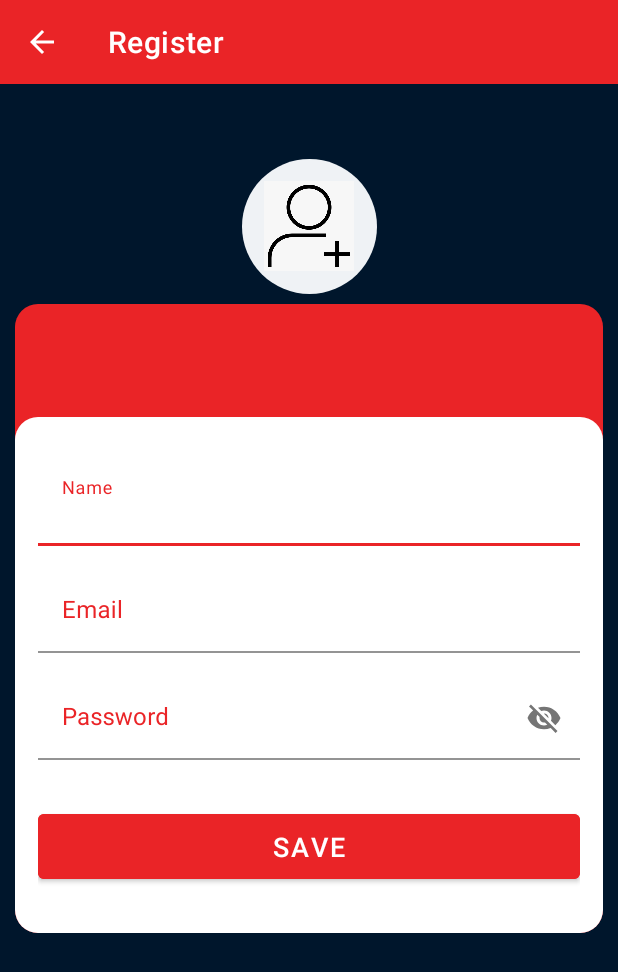
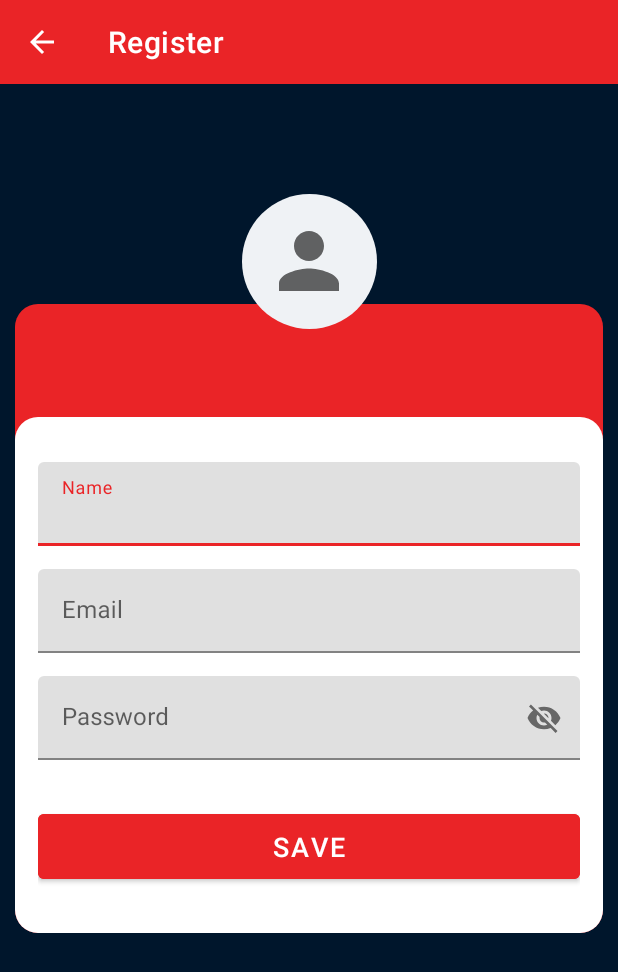
Before and after one commit to radwulf21/DesafioWebService, an Android app: the screen it shows after launch (RegisterActivity), after a tap on "Create account", on a phone screen of 412 x 824 dp. Shown: the top 972 px of the screen. Run offline under Robolectric (Android 15) with nearby library versions, the phone set to English and light mode, and no system bars; network calls fail; 2 other taps on this screen came first.

Commit message:
Subindo alterações aleatórias

```diff
--- a/app/src/main/java/com/example/desafiowebservice/ui/activities/SplashActivity.kt
+++ b/app/src/main/java/com/example/desafiowebservice/ui/activities/SplashActivity.kt
@@ -14,7 +14,7 @@ class SplashActivity : AppCompatActivity() {
         Handler().postDelayed({
             callLoginActivity()
             finish()
-        }, 3000)
+        }, 2000)
     }
 
     private fun callLoginActivity() {
--- a/app/src/main/java/com/example/desafiowebservice/ui/activities/home/HQAdapter.kt
+++ b/app/src/main/java/com/example/desafiowebservice/ui/activities/home/HQAdapter.kt
@@ -6,9 +6,9 @@ import android.view.ViewGroup
 import android.widget.ImageView
 import android.widget.TextView
 import androidx.recyclerview.widget.RecyclerView
+import com.bumptech.glide.Glide
 import com.example.desafiowebservice.R
 import com.example.desafiowebservice.domain.Result
-import com.squareup.picasso.Picasso
 
 class HQAdapter(var listener: OnClickHQListener, var context: HomeActivity) : RecyclerView.Adapter<HQAdapter.HQAdapterViewHolder>() {
     var listHQ = arrayListOf<Result>()
@@ -20,7 +20,8 @@ class HQAdapter(var listener: OnClickHQListener, var context: HomeActivity) : Re
 
     override fun onBindViewHolder(holder: HQAdapterViewHolder, position: Int) {
         val hq = listHQ[position]
-        Picasso.with(context).load("${hq.thumbnail?.path}.${hq.thumbnail?.extension}").into(holder.ivHQ)
+
+        Glide.with(holder.itemView).load("${hq.thumbnail?.path}.${hq.thumbnail?.extension}").into(holder.ivHQ)
         holder.tvNumHQ.text = hq.id.toString()
     }
 
--- a/app/src/main/java/com/example/desafiowebservice/ui/activities/home/HomeActivity.kt
+++ b/app/src/main/java/com/example/desafiowebservice/ui/activities/home/HomeActivity.kt
@@ -3,6 +3,7 @@ package com.example.desafiowebservice.ui.activities.home
 import android.content.Intent
 import androidx.appcompat.app.AppCompatActivity
 import android.os.Bundle
+import android.os.Handler
 import androidx.activity.viewModels
 import androidx.lifecycle.ViewModel
 import androidx.lifecycle.ViewModelProvider
@@ -10,6 +11,7 @@ import androidx.recyclerview.widget.GridLayoutManager
 import com.example.desafiowebservice.R
 import com.example.desafiowebservice.service.repository
 import com.example.desafiowebservice.ui.activities.DetailsHQActivity
+import dmax.dialog.SpotsDialog
 import kotlinx.android.synthetic.main.activity_home.*
 
 class HomeActivity : AppCompatActivity(), HQAdapter.OnClickHQListener {
--- a/app/src/main/java/com/example/desafiowebservice/ui/activities/home/HomeViewModel.kt
+++ b/app/src/main/java/com/example/desafiowebservice/ui/activities/home/HomeViewModel.kt
@@ -1,10 +1,12 @@
 package com.example.desafiowebservice.ui.activities.home
 
+import android.content.Context
 import androidx.lifecycle.MutableLiveData
 import androidx.lifecycle.ViewModel
 import androidx.lifecycle.viewModelScope
 import com.example.desafiowebservice.domain.HQ
 import com.example.desafiowebservice.service.Repository
+import dmax.dialog.SpotsDialog
 import kotlinx.coroutines.launch
 
 class HomeViewModel(val repository: Repository) : ViewModel() {
@@ -14,7 +16,7 @@ class HomeViewModel(val repository: Repository) : ViewModel() {
         viewModelScope.launch {
             val hq = repository.getHQ(
                 1,
-                30,
+                45,
                 "1",
                 "6eb7e8896ec5850c52515a8a23ee97f0",
                 "40a3aa568bb269dfad85ae0c4a297181"
--- /dev/null
+++ b/app/src/main/res/drawable/ic_person.xml
@@ -0,0 +1,10 @@
+<vector xmlns:android="http://schemas.android.com/apk/res/android"
+    android:width="24dp"
+    android:height="24dp"
+    android:viewportWidth="24"
+    android:viewportHeight="24"
+    android:tint="?attr/colorControlNormal">
+  <path
+      android:fillColor="@android:color/white"
+      android:pathData="M12,12c2.21,0 4,-1.79 4,-4s-1.79,-4 -4,-4 -4,1.79 -4,4 1.79,4 4,4zM12,14c-2.67,0 -8,1.34 -8,4v2h16v-2c0,-2.66 -5.33,-4 -8,-4z"/>
+</vector>
--- a/app/src/main/res/layout/activity_login.xml
+++ b/app/src/main/res/layout/activity_login.xml
@@ -47,8 +47,6 @@
                 android:layout_height="wrap_content"
                 android:layout_marginBottom="15dp"
                 app:endIconMode="clear_text"
-                app:boxBackgroundColor="@color/material_on_primary_disabled"
-                android:textColorHint="@color/red"
                 app:hintTextColor="@color/red"
                 app:boxStrokeColor="@color/red">
 
@@ -63,8 +61,6 @@
                 android:layout_height="wrap_content"
                 android:layout_marginBottom="15dp"
                 app:endIconMode="password_toggle"
-                app:boxBackgroundColor="@color/material_on_primary_disabled"
-                android:textColorHint="@color/red"
                 app:hintTextColor="@color/red"
                 app:boxStrokeColor="@color/red">
 
--- a/app/src/main/res/layout/activity_register.xml
+++ b/app/src/main/res/layout/activity_register.xml
@@ -39,8 +39,6 @@
                 android:layout_width="match_parent"
                 android:layout_height="wrap_content"
                 android:layout_marginBottom="15dp"
-                android:textColorHint="@color/red"
-                app:boxBackgroundColor="@color/material_on_primary_disabled"
                 app:boxStrokeColor="@color/red"
                 app:endIconMode="clear_text"
                 app:hintTextColor="@color/red">
@@ -55,8 +53,6 @@
                 android:layout_width="match_parent"
                 android:layout_height="wrap_content"
                 android:layout_marginBottom="15dp"
-                android:textColorHint="@color/red"
-                app:boxBackgroundColor="@color/material_on_primary_disabled"
                 app:boxStrokeColor="@color/red"
                 app:endIconMode="clear_text"
                 app:hintTextColor="@color/red">
@@ -71,8 +67,6 @@
                 android:layout_width="match_parent"
                 android:layout_height="wrap_content"
                 android:layout_marginBottom="30dp"
-                android:textColorHint="@color/red"
-                app:boxBackgroundColor="@color/material_on_primary_disabled"
                 app:boxStrokeColor="@color/red"
                 app:endIconMode="password_toggle"
                 app:hintTextColor="@color/red">
@@ -110,19 +104,18 @@
     <LinearLayout
         android:layout_width="90dp"
         android:layout_height="90dp"
+        android:layout_marginTop="90dp"
+        android:background="@drawable/round_shape_add_user"
         android:gravity="center"
-        android:layout_marginTop="50dp"
-        app:layout_constraintBottom_toBottomOf="@+id/llBgRegister"
+        app:layout_constraintBottom_toTopOf="@+id/llBgRegister"
         app:layout_constraintEnd_toEndOf="parent"
         app:layout_constraintStart_toStartOf="parent"
-        app:layout_constraintTop_toBottomOf="@+id/tbRegister"
-        app:layout_constraintVertical_bias="0.0"
-        android:background="@drawable/round_shape_add_user">
+        app:layout_constraintTop_toBottomOf="@+id/tbRegister">
 
         <ImageView
             android:layout_width="60dp"
             android:layout_height="60dp"
-            app:srcCompat="@drawable/add_user"/>
+            app:srcCompat="@drawable/ic_person" />
     </LinearLayout>
 
 </androidx.constraintlayout.widget.ConstraintLayout>
```
Also changed, not shown: app/build.gradle (+6 -2 lines), app/src/main/AndroidManifest.xml (+22 -9 lines), app/src/main/java/com/example/desafiowebservice/ui/activities/CoverHQActivity.kt (added, +18 -0 lines), app/src/main/java/com/example/desafiowebservice/ui/activities/DetailsHQActivity.kt (+13 -12 lines), app/src/main/res/layout/activity_cover_hq.xml (added, +21 -0 lines), app/src/main/res/layout/activity_details_hq.xml (+32 -55 lines), app/src/main/res/drawable/ic_logo.webp (added).
